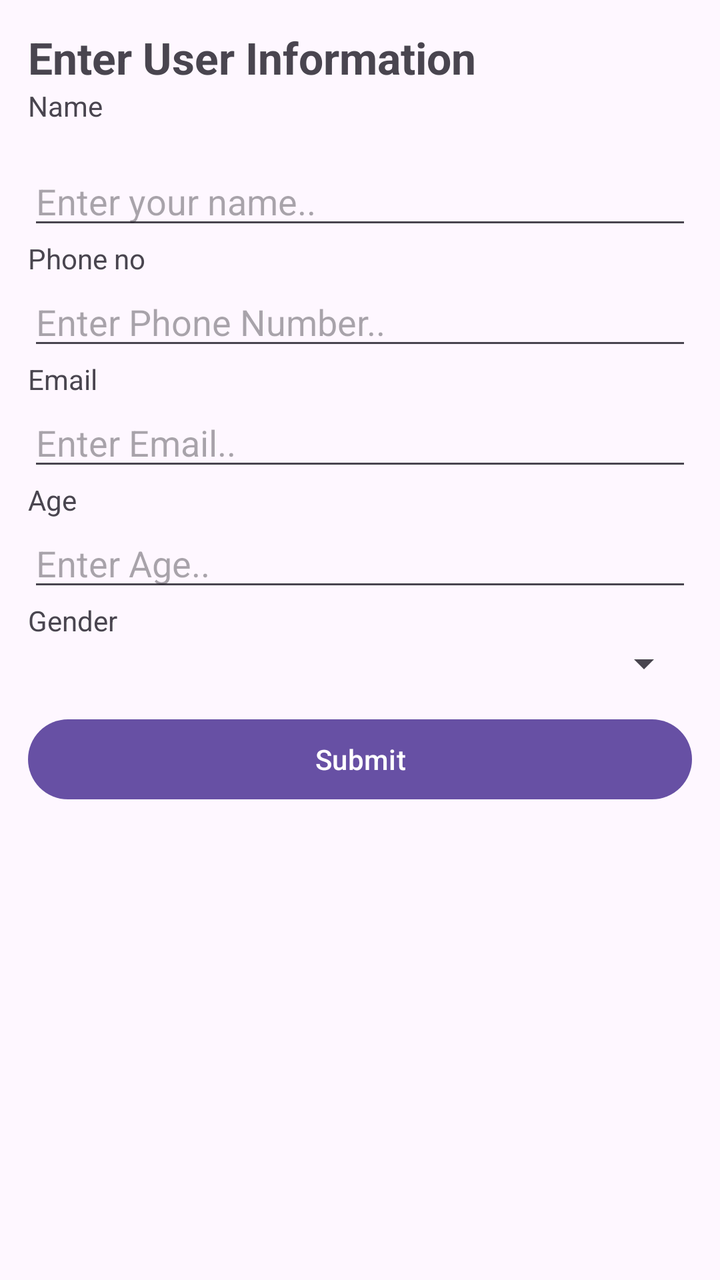
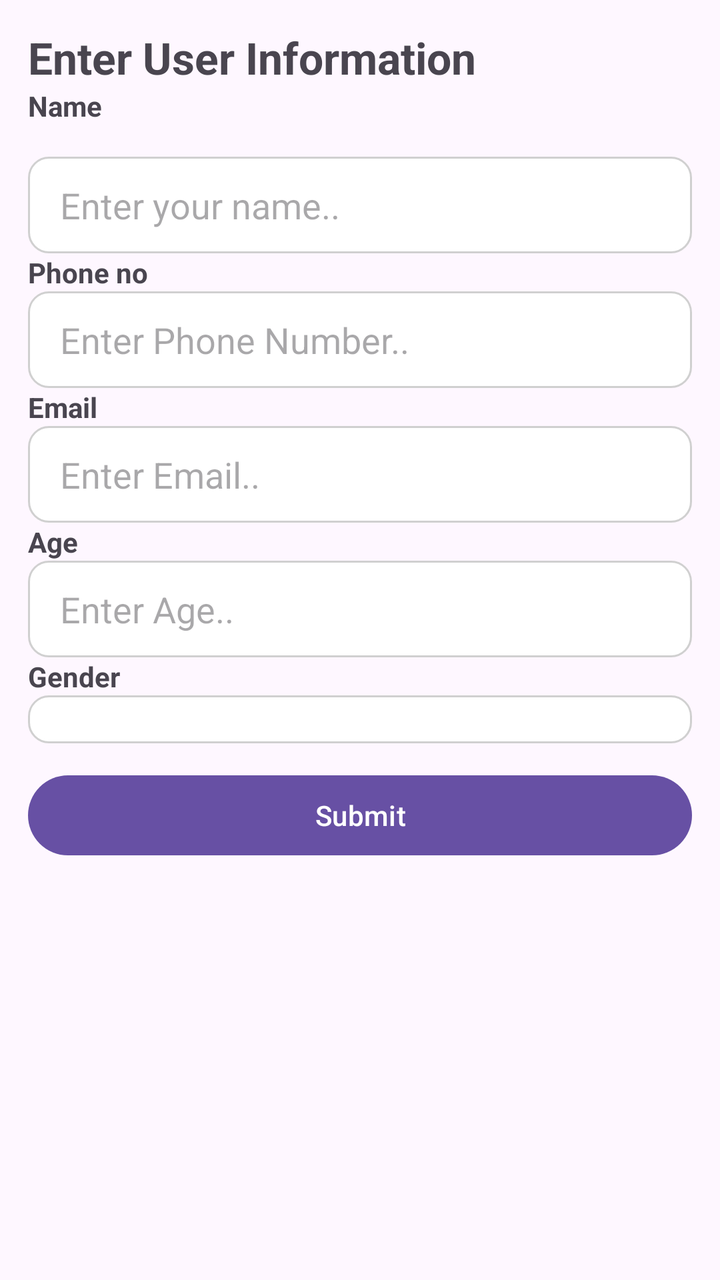

Compare the two renders of this Android layout. The source of the first and the diff that turns it into the second are given below.
<!-- AndroidManifest.xml: application theme Theme.InternshipTasks -->
<!-- res/layout/fragment_user_input_task4.xml -->
<?xml version="1.0" encoding="utf-8"?>
<LinearLayout xmlns:android="http://schemas.android.com/apk/res/android"
    android:layout_width="match_parent"
    android:layout_height="match_parent"
    android:orientation="vertical"
    android:padding="14dp">


    <TextView
        android:layout_width="wrap_content"
        android:layout_height="wrap_content"
        android:text="Enter User Information"
        android:textSize="22sp"
        android:textStyle="bold" />

    <TextView
        android:id="@+id/tvName"
        android:layout_width="wrap_content"
        android:layout_height="wrap_content"
        android:text="Name"
        android:textSize="14sp" />

    <EditText
        android:id="@+id/etName"
        android:layout_width="match_parent"
        android:layout_height="wrap_content"
        android:layout_marginTop="16dp"
        android:hint="Enter your name.."
/>

    <TextView
        android:id="@+id/tvPhone"
        android:layout_width="wrap_content"
        android:layout_height="wrap_content"
        android:text="Phone no"
        android:textSize="14sp"/>
    <EditText
        android:id="@+id/etPhone"
        android:layout_width="match_parent"
        android:layout_height="wrap_content"
        android:hint="Enter Phone Number.."
        android:inputType="phone"
/>

    <TextView
        android:id="@+id/tvEmail"
        android:layout_width="wrap_content"
        android:layout_height="wrap_content"
        android:text="Email"
        android:textSize="14sp"/>
    <EditText
        android:id="@+id/etEmail"
        android:layout_width="match_parent"
        android:layout_height="wrap_content"
        android:hint="Enter Email.."
        android:inputType="textEmailAddress"
/>

    <TextView
        android:id="@+id/tvAge"
        android:layout_width="wrap_content"
        android:layout_height="wrap_content"
        android:text="Age"
        android:textSize="14sp"/>
    <EditText
        android:id="@+id/etAge"
        android:layout_width="match_parent"
        android:layout_height="wrap_content"
        android:hint="Enter Age.."
        android:inputType="number"
/>

    <TextView
        android:id="@+id/tvGender"
        android:layout_width="wrap_content"
        android:layout_height="wrap_content"
        android:text="Gender"
        android:textSize="14sp"/>
    <Spinner
        android:id="@+id/spinnerGender"
        android:layout_width="match_parent"
        android:layout_height="wrap_content"
/>
    <Button
        android:id="@+id/btnSubmit"
        android:layout_width="match_parent"
        android:layout_height="wrap_content"
        android:layout_marginTop="12dp"
        android:text="Submit" />

</LinearLayout>
<!-- resources referenced by this layout -->
<resources>
  <style name="Theme.InternshipTasks" parent="Base.Theme.InternshipTasks" />
  <style name="Base.Theme.InternshipTasks" parent="Theme.Material3.DayNight.NoActionBar">
          
          
      </style>
</resources>

<!-- the commit's change to res/layout/fragment_user_input_task4.xml (unified diff, before → after) -->
@@ -18,7 +18,8 @@
         android:layout_width="wrap_content"
         android:layout_height="wrap_content"
         android:text="Name"
-        android:textSize="14sp" />
+        android:textSize="14sp"
+        android:textStyle="bold"/>
 
     <EditText
         android:id="@+id/etName"
@@ -26,61 +27,76 @@
         android:layout_height="wrap_content"
         android:layout_marginTop="16dp"
         android:hint="Enter your name.."
-/>
+        android:background="@drawable/box_form_bg_task4" />
+
 
     <TextView
         android:id="@+id/tvPhone"
         android:layout_width="wrap_content"
         android:layout_height="wrap_content"
         android:text="Phone no"
-        android:textSize="14sp"/>
+        android:textSize="14sp"
+        android:textStyle="bold"/>
+
     <EditText
         android:id="@+id/etPhone"
         android:layout_width="match_parent"
         android:layout_height="wrap_content"
         android:hint="Enter Phone Number.."
         android:inputType="phone"
-/>
+        android:background="@drawable/box_form_bg_task4" />
+
 
     <TextView
         android:id="@+id/tvEmail"
         android:layout_width="wrap_content"
         android:layout_height="wrap_content"
         android:text="Email"
-        android:textSize="14sp"/>
+        android:textSize="14sp"
+        android:textStyle="bold"/>
+
     <EditText
         android:id="@+id/etEmail"
         android:layout_width="match_parent"
         android:layout_height="wrap_content"
         android:hint="Enter Email.."
         android:inputType="textEmailAddress"
-/>
+        android:background="@drawable/box_form_bg_task4" />
+
 
     <TextView
         android:id="@+id/tvAge"
         android:layout_width="wrap_content"
         android:layout_height="wrap_content"
         android:text="Age"
-        android:textSize="14sp"/>
+        android:textSize="14sp"
+        android:textStyle="bold"/>
+
     <EditText
         android:id="@+id/etAge"
         android:layout_width="match_parent"
         android:layout_height="wrap_content"
         android:hint="Enter Age.."
         android:inputType="number"
-/>
+        android:background="@drawable/box_form_bg_task4" />
+
 
     <TextView
         android:id="@+id/tvGender"
         android:layout_width="wrap_content"
         android:layout_height="wrap_content"
         android:text="Gender"
-        android:textSize="14sp"/>
+        android:textSize="14sp"
+        android:textStyle="bold"/>
+
+
     <Spinner
         android:id="@+id/spinnerGender"
         android:layout_width="match_parent"
         android:layout_height="wrap_content"
-/>
+        android:background="@drawable/box_form_bg_task4"/>
+
+
     <Button
         android:id="@+id/btnSubmit"
         android:layout_width="match_parent"
<!-- resource entries referenced after the edit -->
@@ -1,5 +1,25 @@
 <!-- resources referenced by this layout -->
 <resources>
+  <!-- drawable box_form_bg_task4 (drawable) -->
+  <?xml version="1.0" encoding="utf-8"?>
+  <shape xmlns:android="http://schemas.android.com/apk/res/android"
+      android:shape="rectangle">
+  
+      <solid android:color="#FFFFFF" />
+  
+      <stroke
+          android:width="1dp"
+          android:color="#D0D0D0" />
+  
+      <corners android:radius="10dp" />
+  
+      <padding
+          android:left="16dp"
+          android:top="12dp"
+          android:right="16dp"
+          android:bottom="12dp" />
+  
+  </shape>
   <style name="Theme.InternshipTasks" parent="Base.Theme.InternshipTasks" />
   <style name="Base.Theme.InternshipTasks" parent="Theme.Material3.DayNight.NoActionBar">
           
